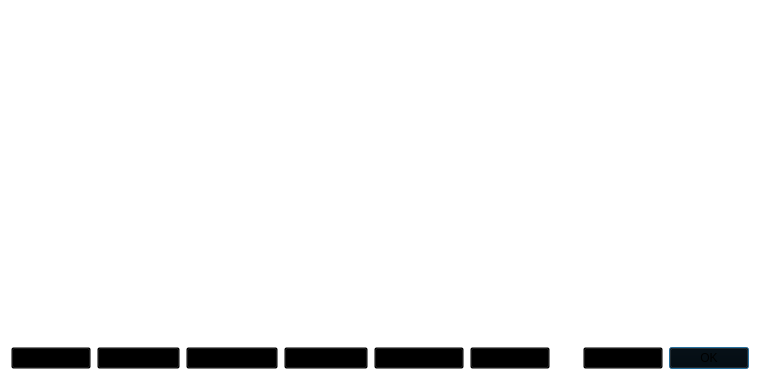
Old version of the form src/qt/forms/addressbookpage.ui in the repository Crypto-Currency/Emerald-OLD---DO-NOT-USE.
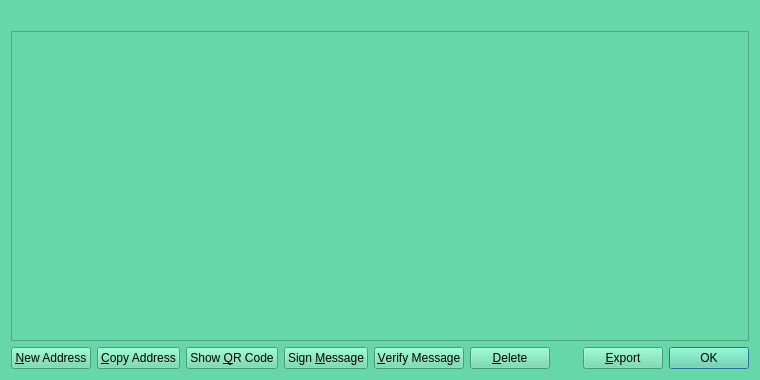
New version of the form. Icons and pictures are not drawn.

Patch:
```diff
--- a/src/qt/forms/addressbookpage.ui
+++ b/src/qt/forms/addressbookpage.ui
@@ -14,7 +14,7 @@
    <string>Address Book</string>
   </property>
   <property name="styleSheet">
-   <string notr="true">background: transparent;</string>
+   <string notr="true">background:rgb(102,215,167);</string>
   </property>
   <layout class="QVBoxLayout" name="verticalLayout">
    <item>
```
